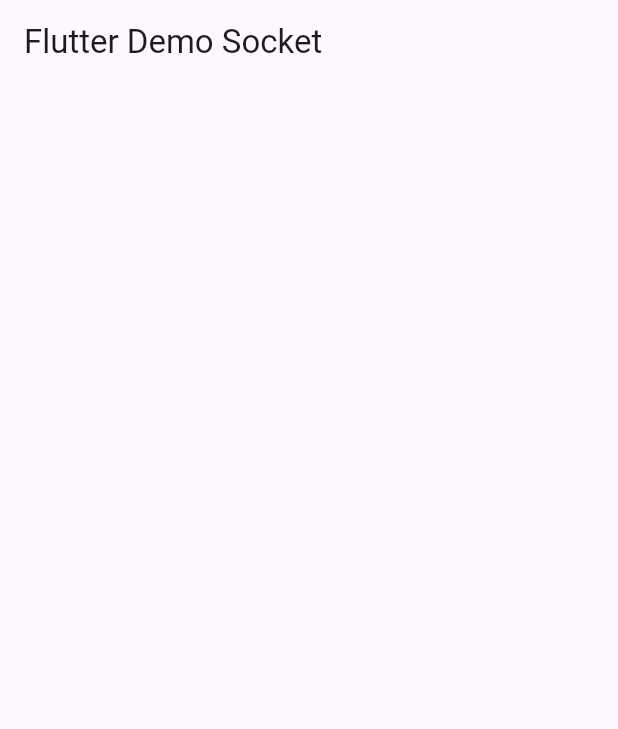
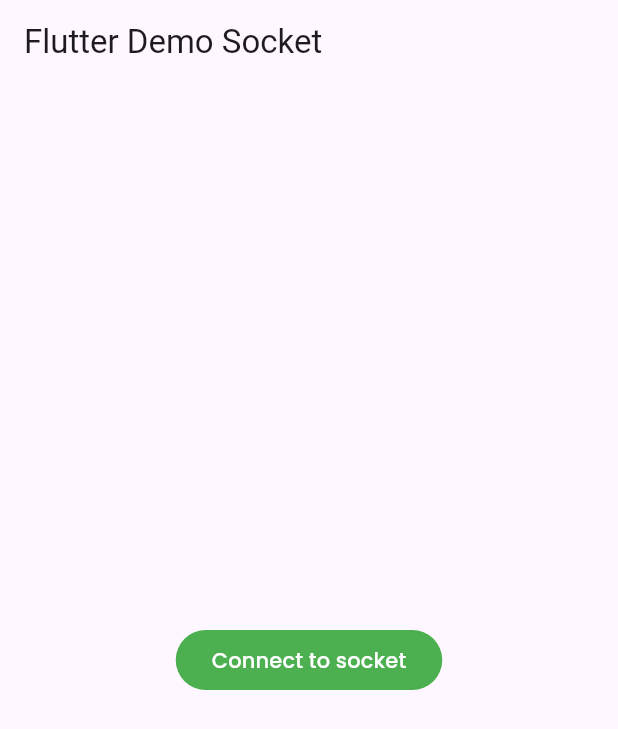
Before and after one commit to AliDeeb/flutter-socket-io-example, a Flutter app: the screen it shows after launch, on a phone screen of 412 x 824 dp. Shown: the top 729 px of the screen. Run offline on Flutter 3.47's test engine with Material 3 defaults, Android fonts, the phone set to English and light mode, and no system bars; our stand-ins replace google_fonts, socket_io_client.

Commit message:
added google font and edit ui

```diff
--- a/app/lib/home_page.dart
+++ b/app/lib/home_page.dart
@@ -2,6 +2,7 @@ import 'dart:convert';
 
 import 'package:app/socket_service.dart';
 import 'package:flutter/material.dart';
+import 'package:google_fonts/google_fonts.dart';
 
 class MyHomePage extends StatefulWidget {
   const MyHomePage({super.key, required this.title});
@@ -14,37 +15,82 @@ class MyHomePage extends StatefulWidget {
 
 class _MyHomePageState extends State<MyHomePage> {
   final socketService = SocketService();
-  String _data = '';
   String _color = '';
   int _radius = 0;
-  double _width = 250;
-  double _height = 250;
+  double _width = 0;
+  double _height = 0;
+  bool _isLoading = false;
+  bool _isConnected = false;
+  bool _isDataReceived = false;
 
   @override
   void initState() {
     super.initState();
-    socketService.connectAndListen();
-    socketService.onJoinSession = (data) {
-      setState(() => _data = data.toString());
-    };
-    socketService.onHomeWidgetsReceived = (data) {
-      final jsonData = json.decode(data);
-      _color = jsonData['color'] ?? "";
-      _radius = jsonData['radius'] ?? 0;
-      _width = ((jsonData['width'] ?? 0) as int).toDouble();
-      _height = ((jsonData['height'] ?? 0) as int).toDouble();
-      _color = _color.replaceAll("#", "");
-      setState(() => _data = '');
-    };
-
-    socketService.joinSession('1');
   }
 
   @override
   Widget build(BuildContext context) {
     return Scaffold(
       appBar: AppBar(title: Text(widget.title)),
-      body: Center(
+      body: SizedBox(
+        width: MediaQuery.of(context).size.width,
+        child: Stack(
+          children: [
+            // Connect and disconnect buttons.
+            AnimatedAlign(
+              curve: Curves.fastOutSlowIn,
+              duration: const Duration(seconds: 1),
+              alignment: _isConnected ? Alignment.topCenter : Alignment.center,
+              child: Column(
+                mainAxisSize: MainAxisSize.min,
+                children: [
+                  FilledButton(
+                    style: FilledButton.styleFrom(
+                      backgroundColor: _isConnected
+                          ? Colors.red.shade500
+                          : Colors.green.shade500,
+                    ),
+                    onPressed: _isLoading
+                        ? null
+                        : _isConnected
+                            ? disconnectToServer
+                            : connectToServer,
+                    child: Row(
+                      mainAxisSize: MainAxisSize.min,
+                      children: [
+                        Text(
+                          _isConnected ? 'Disconnect' : 'Connect to socket',
+                          style: GoogleFonts.poppins(),
+                        ),
+                        if (_isLoading) ...[
+                          const SizedBox(width: 10),
+                          const SizedBox(
+                            width: 15,
+                            height: 15,
+                            child: CircularProgressIndicator(
+                              color: Colors.white,
+                              strokeWidth: 2,
+                            ),
+                          ),
+                        ]
+                      ],
+                    ),
+                  ),
+                  if (_isConnected) ...[
+                    const SizedBox(height: 25),
+                    Text(
+                      "Listening to data from the server.....",
+                      style: GoogleFonts.poppins(),
+                    )
+                  ],
+                ],
+              ),
+            ),
+
+            // Listening for data from server.
+            if (_isConnected) ...[
+              _isDataReceived
+                  ? Center(
                       child: AnimatedContainer(
                         duration: const Duration(seconds: 1),
                         curve: Curves.fastEaseInToSlowEaseOut,
@@ -53,16 +99,14 @@ class _MyHomePageState extends State<MyHomePage> {
                         height: _height,
                         decoration: BoxDecoration(
                           color: _color.isNotEmpty ? hexToColor(_color) : null,
-            borderRadius: BorderRadius.circular(_radius.toDouble()),
+                          borderRadius:
+                              BorderRadius.circular(_radius.toDouble()),
                         ),
-          child: Text(
-            _data,
-            style: const TextStyle(
-              fontSize: 26,
-              fontWeight: FontWeight.w600,
                       ),
-            textAlign: TextAlign.center,
-          ),
+                    )
+                  : const SizedBox.shrink(),
+            ]
+          ],
         ),
       ),
     );
@@ -85,6 +129,48 @@ class _MyHomePageState extends State<MyHomePage> {
     return Color(hexValue);
   }
 
+  void connectToServer() {
+    setState(() => _isLoading = true);
+    socketService.connectAndListen();
+    socketService.onJoinSession = (data) {
+      Future.delayed(const Duration(milliseconds: 800), () {
+        setState(() {
+          _isLoading = false;
+          _isConnected = true;
+        });
+      });
+    };
+    socketService.onHomeWidgetsReceived = (data) {
+      final jsonData = json.decode(data);
+      _color = jsonData['color'] ?? "";
+      _radius = jsonData['radius'] ?? 0;
+      _width = ((jsonData['width'] ?? 0) as int).toDouble();
+      _height = ((jsonData['height'] ?? 0) as int).toDouble();
+      _color = _color.replaceAll("#", "");
+      setState(() {
+        _isDataReceived = true;
+      });
+    };
+
+    socketService.joinSession('1');
+  }
+
+  void disconnectToServer() {
+    setState(() => _isLoading = true);
+    socketService.dispose();
+    Future.delayed(const Duration(milliseconds: 800), () {
+      setState(() {
+        _isLoading = false;
+        _isConnected = false;
+        _color = '';
+        _radius = 0;
+        _width = 0;
+        _height = 0;
+        _isDataReceived = false;
+      });
+    });
+  }
+
   @override
   void dispose() {
     socketService.dispose();
```
Also changed, not shown: app/pubspec.yaml (+3 -4 lines), app/pubspec.lock, 1 other file. Lines whose indentation alone changed are shown as unchanged.
